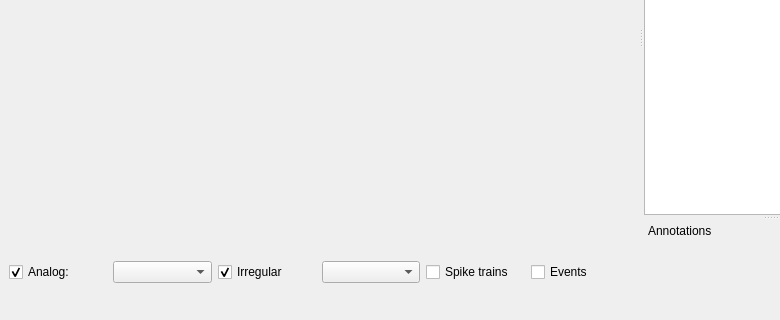
Old version of the form gui/signalviewer2.ui in the repository ctigaret/scipyen; both pictures show x 0 to 780 and y 244 to 564 of the 900 by 564 pixel window.
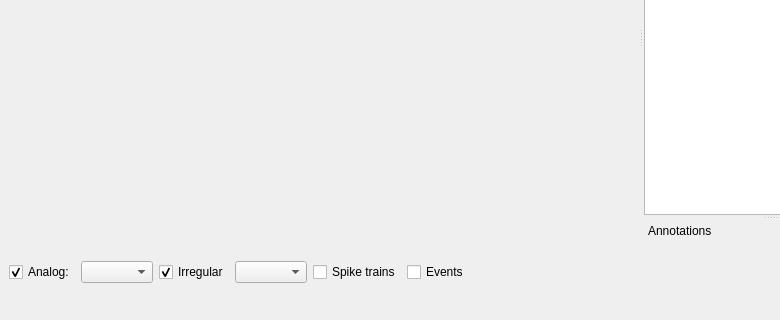
New version of the form. Custom widgets are drawn as their Qt base class.

Patch:
```diff
--- a/gui/signalviewer2.ui
+++ b/gui/signalviewer2.ui
@@ -79,6 +79,19 @@
         </property>
        </widget>
       </item>
+      <item>
+       <spacer name="horizontalSpacer">
+        <property name="orientation">
+         <enum>Qt::Horizontal</enum>
+        </property>
+        <property name="sizeHint" stdset="0">
+         <size>
+          <width>40</width>
+          <height>20</height>
+         </size>
+        </property>
+       </spacer>
+      </item>
      </layout>
     </item>
     <item row="2" column="0">
```
